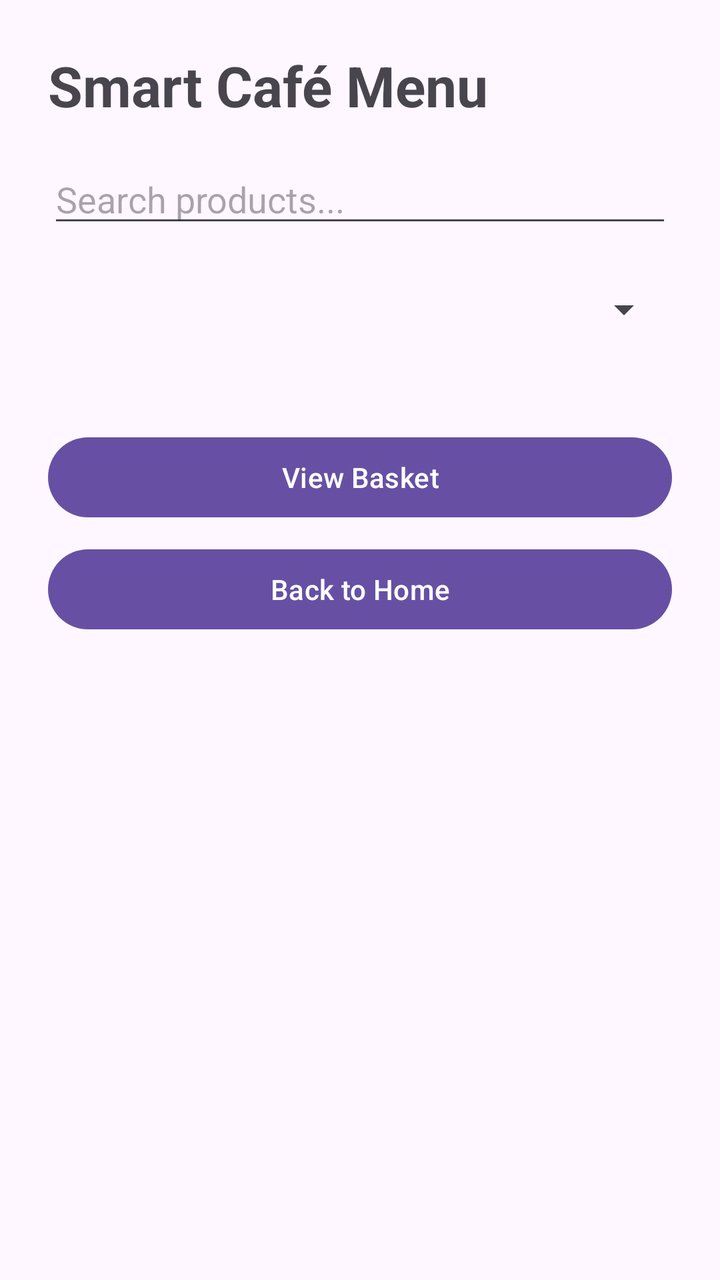
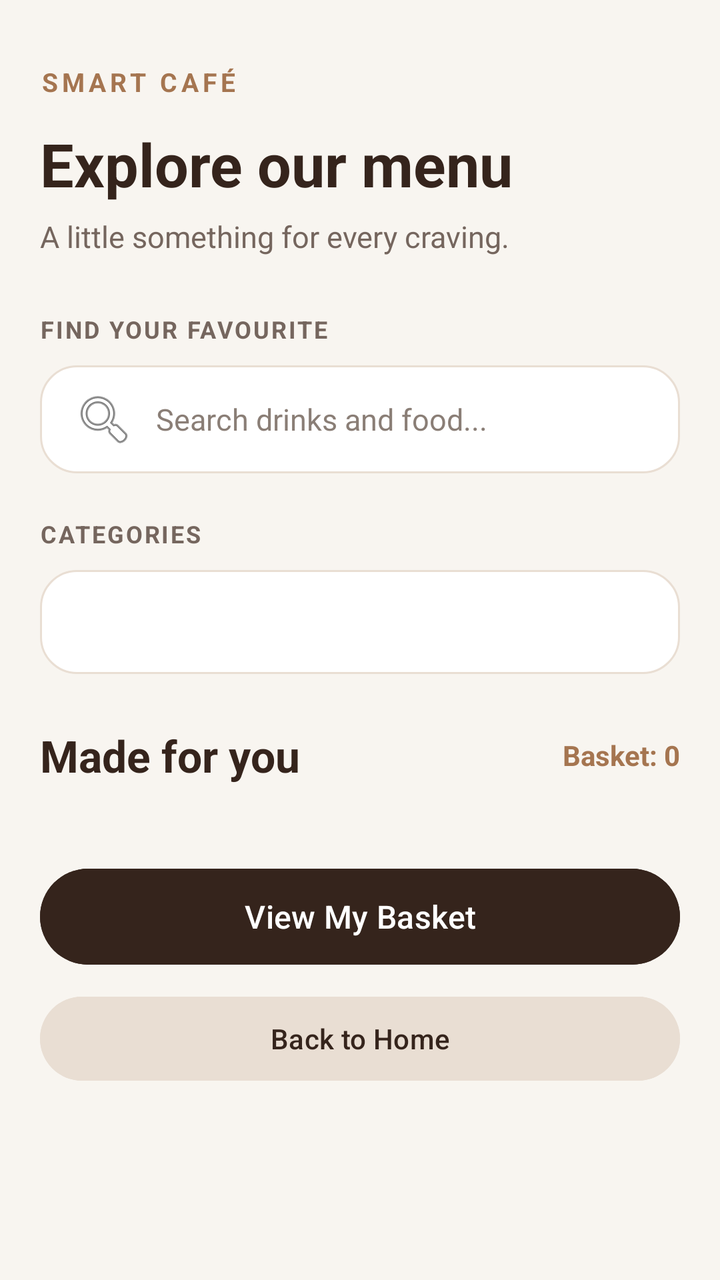

Two renders of the same Android screen: before a commit and after it. Below are the layout's source before the change and the commit's diff.
<!-- AndroidManifest.xml: application theme Theme.SmartCafeCustomer -->
<!-- res/layout/activity_menu.xml -->
<?xml version="1.0" encoding="utf-8"?>
<ScrollView
    xmlns:android="http://schemas.android.com/apk/res/android"
    android:id="@+id/main"
    android:layout_width="match_parent"
    android:layout_height="match_parent"
    android:fillViewport="true">

    <LinearLayout
        android:layout_width="match_parent"
        android:layout_height="wrap_content"
        android:orientation="vertical"
        android:padding="24dp">

        <TextView
            android:layout_width="match_parent"
            android:layout_height="wrap_content"
            android:text="Smart Café Menu"
            android:textSize="28sp"
            android:textStyle="bold"
            android:layout_marginBottom="16dp" />

        <EditText
            android:id="@+id/editSearchMenu"
            android:layout_width="match_parent"
            android:layout_height="wrap_content"
            android:hint="Search products..."
            android:inputType="text"
            android:singleLine="true"
            android:layout_marginBottom="12dp" />

        <Spinner
            android:id="@+id/spinnerCategory"
            android:layout_width="match_parent"
            android:layout_height="48dp"
            android:layout_marginBottom="16dp" />

        <LinearLayout
            android:id="@+id/menuContainer"
            android:layout_width="match_parent"
            android:layout_height="wrap_content"
            android:orientation="vertical" />

        <Button
            android:id="@+id/buttonViewBasket"
            android:layout_width="match_parent"
            android:layout_height="wrap_content"
            android:text="View Basket"
            android:layout_marginTop="20dp" />

        <Button
            android:id="@+id/buttonBackToHome"
            android:layout_width="match_parent"
            android:layout_height="wrap_content"
            android:minHeight="48dp"
            android:layout_marginTop="8dp"
            android:text="Back to Home" />


    </LinearLayout>
</ScrollView>
<!-- resources referenced by this layout -->
<resources>
  <style name="Theme.SmartCafeCustomer" parent="Base.Theme.SmartCafeCustomer" />
  <style name="Base.Theme.SmartCafeCustomer" parent="Theme.Material3.DayNight.NoActionBar">
          
          
      </style>
</resources>

<!-- the commit's change to res/layout/activity_menu.xml (unified diff, before → after) -->
@@ -4,58 +4,140 @@
     android:id="@+id/main"
     android:layout_width="match_parent"
     android:layout_height="match_parent"
+    android:background="#F8F5F0"
     android:fillViewport="true">
 
     <LinearLayout
         android:layout_width="match_parent"
         android:layout_height="wrap_content"
         android:orientation="vertical"
-        android:padding="24dp">
+        android:padding="20dp">
 
         <TextView
             android:layout_width="match_parent"
             android:layout_height="wrap_content"
-            android:text="Smart Café Menu"
-            android:textSize="28sp"
+            android:layout_marginTop="12dp"
+            android:text="SMART CAFÉ"
+            android:textColor="#A57550"
+            android:textSize="13sp"
             android:textStyle="bold"
-            android:layout_marginBottom="16dp" />
+            android:letterSpacing="0.15"/>
+
+        <TextView
+            android:layout_width="match_parent"
+            android:layout_height="wrap_content"
+            android:layout_marginTop="12dp"
+            android:text="Explore our menu"
+            android:textColor="#35241C"
+            android:textSize="30sp"
+            android:textStyle="bold"/>
+
+        <TextView
+            android:layout_width="match_parent"
+            android:layout_height="wrap_content"
+            android:layout_marginTop="6dp"
+            android:text="A little something for every craving."
+            android:textColor="#75665E"
+            android:textSize="15sp"/>
+
+        <TextView
+            android:layout_width="match_parent"
+            android:layout_height="wrap_content"
+            android:layout_marginTop="28dp"
+            android:text="FIND YOUR FAVOURITE"
+            android:textColor="#75665E"
+            android:textSize="12sp"
+            android:textStyle="bold"
+            android:letterSpacing="0.08"/>
 
         <EditText
             android:id="@+id/editSearchMenu"
             android:layout_width="match_parent"
+            android:layout_height="54dp"
+            android:layout_marginTop="10dp"
+            android:background="@drawable/bg_menu_card"
+            android:drawableStart="@android:drawable/ic_menu_search"
+            android:drawablePadding="10dp"
+            android:hint="Search drinks and food..."
+            android:inputType="text"
+            android:paddingStart="16dp"
+            android:paddingEnd="16dp"
+            android:singleLine="true"
+            android:textColor="#35241C"
+            android:textColorHint="#8A7E76"
+            android:textSize="15sp"/>
+
+        <TextView
+            android:layout_width="match_parent"
             android:layout_height="wrap_content"
-            android:hint="Search products..."
-            android:inputType="text"
-            android:singleLine="true"
-            android:layout_marginBottom="12dp" />
+            android:layout_marginTop="22dp"
+            android:text="CATEGORIES"
+            android:textColor="#75665E"
+            android:textSize="12sp"
+            android:textStyle="bold"
+            android:letterSpacing="0.08"/>
 
         <Spinner
             android:id="@+id/spinnerCategory"
             android:layout_width="match_parent"
-            android:layout_height="48dp"
-            android:layout_marginBottom="16dp" />
+            android:layout_height="52dp"
+            android:layout_marginTop="10dp"
+            android:background="@drawable/bg_menu_card"
+            android:paddingStart="14dp"
+            android:paddingEnd="14dp"/>
+
+        <LinearLayout
+            android:layout_width="match_parent"
+            android:layout_height="wrap_content"
+            android:layout_marginTop="26dp"
+            android:gravity="center_vertical"
+            android:orientation="horizontal">
+
+            <TextView
+                android:layout_width="0dp"
+                android:layout_height="wrap_content"
+                android:layout_weight="1"
+                android:text="Made for you"
+                android:textColor="#35241C"
+                android:textSize="22sp"
+                android:textStyle="bold"/>
+
+            <TextView
+                android:id="@+id/textBasketCount"
+                android:layout_width="wrap_content"
+                android:layout_height="wrap_content"
+                android:text="Basket: 0"
+                android:textColor="#A57550"
+                android:textSize="14sp"
+                android:textStyle="bold"/>
+        </LinearLayout>
 
         <LinearLayout
             android:id="@+id/menuContainer"
             android:layout_width="match_parent"
             android:layout_height="wrap_content"
-            android:orientation="vertical" />
+            android:layout_marginTop="14dp"
+            android:orientation="vertical"/>
 
         <Button
             android:id="@+id/buttonViewBasket"
             android:layout_width="match_parent"
-            android:layout_height="wrap_content"
-            android:text="View Basket"
-            android:layout_marginTop="20dp" />
+            android:layout_height="56dp"
+            android:layout_marginTop="24dp"
+            android:backgroundTint="#35241C"
+            android:text="View My Basket"
+            android:textAllCaps="false"
+            android:textColor="#FFFFFF"
+            android:textSize="16sp"/>
 
         <Button
             android:id="@+id/buttonBackToHome"
             android:layout_width="match_parent"
-            android:layout_height="wrap_content"
-            android:minHeight="48dp"
+            android:layout_height="50dp"
             android:layout_marginTop="8dp"
-            android:text="Back to Home" />
-
-
+            android:backgroundTint="#E9DED3"
+            android:text="Back to Home"
+            android:textAllCaps="false"
+            android:textColor="#35241C"/>
     </LinearLayout>
 </ScrollView>
<!-- resource entries referenced after the edit -->
@@ -1,5 +1,19 @@
 <!-- resources referenced by this layout -->
 <resources>
+  <!-- drawable bg_menu_card (drawable) -->
+  <?xml version="1.0" encoding="utf-8"?>
+  <shape xmlns:android="http://schemas.android.com/apk/res/android"
+      android:shape="rectangle">
+  
+      <solid android:color="#FFFFFF"/>
+  
+      <corners android:radius="18dp"/>
+  
+      <stroke
+          android:width="1dp"
+          android:color="#E9DED3"/>
+  
+  </shape>
   <style name="Theme.SmartCafeCustomer" parent="Base.Theme.SmartCafeCustomer" />
   <style name="Base.Theme.SmartCafeCustomer" parent="Theme.Material3.DayNight.NoActionBar">
           
